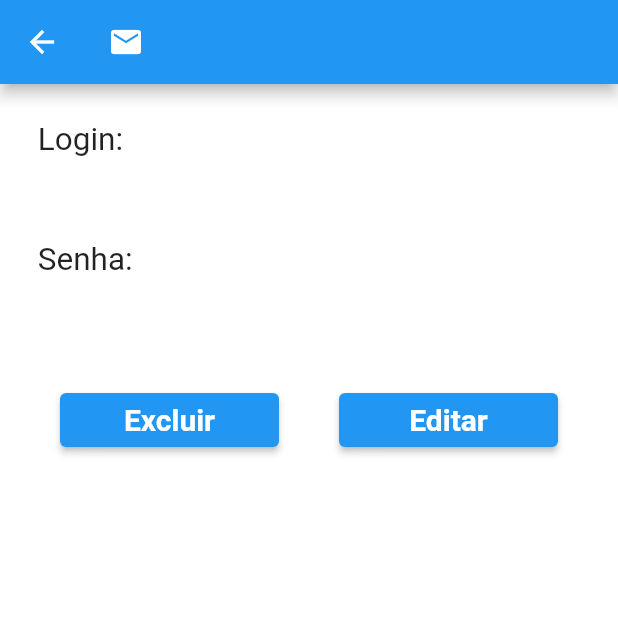
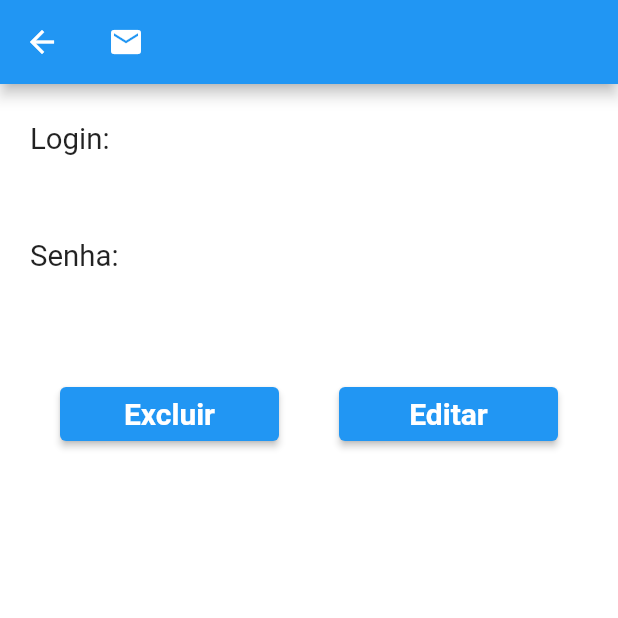
Before and after one commit to kelcalegari/MyPasswords, a Flutter app: the ViewLogin screen opened directly with empty values, on a phone screen of 412 x 824 dp, the top half of it. Run offline on Flutter 3.47's test engine with Material 2 defaults, Android fonts, the phone set to English and light mode, and no system bars; our stand-ins replace cloud_firestore, firebase_auth, firebase_core; accounts and stored records are empty.

```diff
--- a/lib/components/TextCard.dart
+++ b/lib/components/TextCard.dart
@@ -2,6 +2,7 @@
 
 import 'package:flutter/material.dart';
 import 'package:flutter/services.dart';
+
 
 class TextCard extends StatefulWidget {
   final String text, label;
@@ -22,23 +23,31 @@ class TextCardState extends State<TextCard> {
 
   @override
   Widget build(BuildContext context) {
-    return Padding(
+    return  Row(
+          crossAxisAlignment: CrossAxisAlignment.start,
+          textDirection: TextDirection.ltr,
+          children: [
+            Padding(
               padding: const EdgeInsets.all(20.0),
               child: GestureDetector(
                 onLongPress: () {
                   Clipboard.setData(ClipboardData(text: text));
-          ScaffoldMessenger.of(context).showSnackBar(
-              SnackBar(content: Text('$text Copiado!!')));
+                  ScaffoldMessenger.of(context)
+                      .showSnackBar(SnackBar(content: Text('$text Copiado!!')));
                 },
                 child: Padding(
-          padding: const EdgeInsets.only(top: 5, bottom: 10),
+                  padding: EdgeInsets.only(top: 5, bottom: 10),
+                  child: SizedBox (
+                    width: MediaQuery.of(context).size.width * 0.85,
                     child: Text(
                     "$label: $text",
-            textAlign: TextAlign.right,
-            textScaleFactor: 1.5,
+                      textScaleFactor: 1.4,
+                      maxLines: 4,
+
+                  ),),
                 ),
               ),
-      ),
-    );
+            )
+          ]);
   }
 }
--- a/lib/screens/login/Login.dart
+++ b/lib/screens/login/Login.dart
@@ -87,7 +87,7 @@ class LoginState extends State<Login> {
                                   style: TextStyle(
                                       fontWeight: FontWeight.bold,
                                       color: Colors.white,
-                                      fontSize: 20)),
+                                      fontSize: 15)),
                             ),
                           ),
                           onPressed: () => _realizarCadastro(context),
@@ -108,7 +108,7 @@ class LoginState extends State<Login> {
                                   style: TextStyle(
                                       fontWeight: FontWeight.bold,
                                       color: Colors.white,
-                                      fontSize: 20)),
+                                      fontSize: 15)),
                             ),
                           ),
                           onPressed: () => _realizaLogin(
@@ -159,7 +159,6 @@ Future<void> _realizaLogin(
         .showSnackBar(const SnackBar(content: Text('Senha não informado')));
   } else {
     try {
-      FirebaseAuth.instance.signOut();
       final credential = await FirebaseAuth.instance.signInWithEmailAndPassword(
         email: email,
         password: senha,
--- a/pubspec.yaml
+++ b/pubspec.yaml
@@ -39,6 +39,7 @@ dependencies:
   firebase_core: ^2.4.0
   firebase_auth: ^4.2.0
   cloud_firestore: ^4.2.0
+
 
 dev_dependencies:
   flutter_test:
```
Also changed, not shown: lib/components/CardLogin.dart (+21 -10 lines), pubspec.lock. Lines whose indentation alone changed are shown as unchanged.
